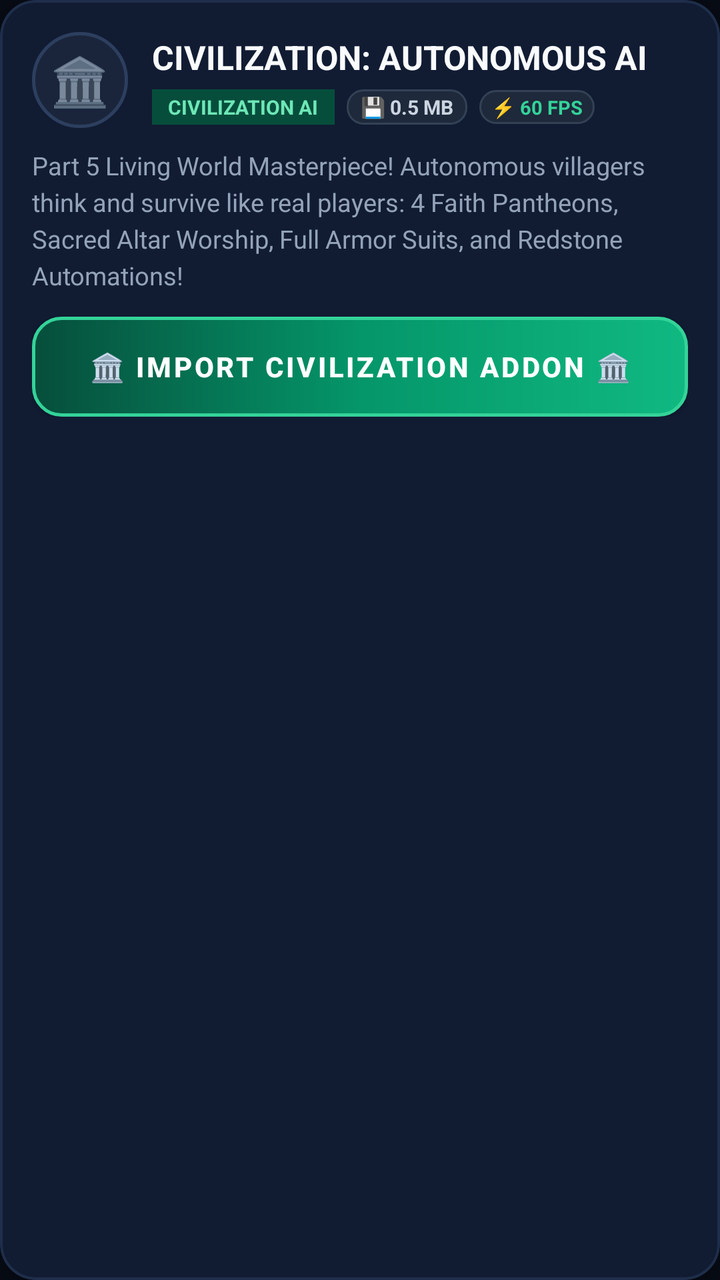
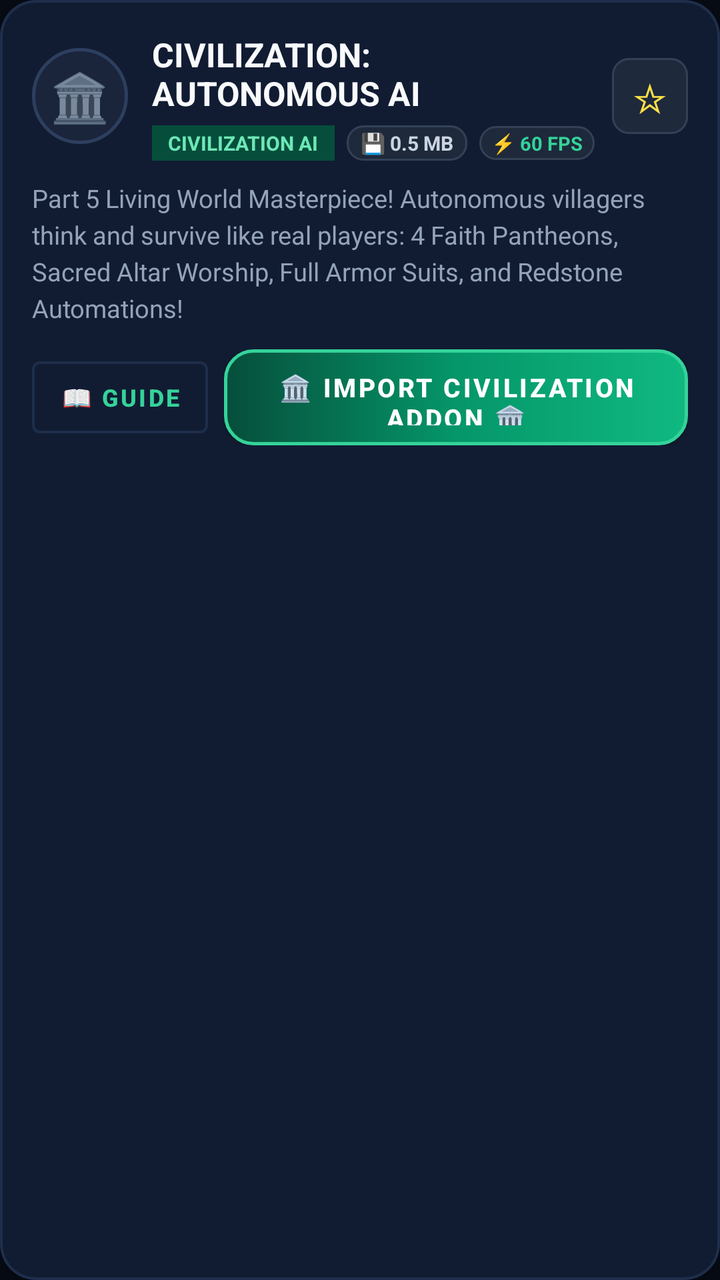

The first picture is an Android layout as it rendered before a commit; the second is the same layout after the commit. The layout source and the unified diff follow.
<!-- AndroidManifest.xml: application theme Theme.MinecraftBedrockMod -->
<!-- res/layout/item_mod_card.xml -->
<?xml version="1.0" encoding="utf-8"?>
<com.google.android.material.card.MaterialCardView xmlns:android="http://schemas.android.com/apk/res/android"
    xmlns:app="http://schemas.android.com/apk/res-auto"
    android:layout_width="match_parent"
    android:layout_height="wrap_content"
    android:layout_marginStart="14dp"
    android:layout_marginEnd="14dp"
    android:layout_marginBottom="12dp"
    app:cardBackgroundColor="@color/card_dark"
    app:cardCornerRadius="18dp"
    app:cardElevation="5dp"
    app:strokeColor="@color/card_stroke"
    app:strokeWidth="1.2dp">

    <LinearLayout
        android:layout_width="match_parent"
        android:layout_height="wrap_content"
        android:orientation="vertical"
        android:padding="16dp">

        
        <LinearLayout
            android:layout_width="match_parent"
            android:layout_height="wrap_content"
            android:gravity="center_vertical"
            android:orientation="horizontal">

            
            <FrameLayout
                android:layout_width="48dp"
                android:layout_height="48dp"
                android:background="@drawable/icon_circle_background">

                <TextView
                    android:id="@+id/tvModEmoji"
                    android:layout_width="wrap_content"
                    android:layout_height="wrap_content"
                    android:layout_gravity="center"
                    android:text="🏛️"
                    android:textSize="24sp" />
            </FrameLayout>

            
            <LinearLayout
                android:layout_width="0dp"
                android:layout_height="wrap_content"
                android:layout_marginStart="12dp"
                android:layout_weight="1"
                android:orientation="vertical">

                <TextView
                    android:id="@+id/tvModTitle"
                    android:layout_width="wrap_content"
                    android:layout_height="wrap_content"
                    android:text="CIVILIZATION: AUTONOMOUS AI"
                    android:textColor="@color/text_white"
                    android:textSize="16.5sp"
                    android:textStyle="bold" />

                
                <LinearLayout
                    android:layout_width="wrap_content"
                    android:layout_height="wrap_content"
                    android:layout_marginTop="5dp"
                    android:gravity="center_vertical"
                    android:orientation="horizontal">

                    
                    <TextView
                        android:id="@+id/tvModBadge"
                        android:layout_width="wrap_content"
                        android:layout_height="wrap_content"
                        android:background="#064E3B"
                        android:paddingStart="8dp"
                        android:paddingTop="2dp"
                        android:paddingEnd="8dp"
                        android:paddingBottom="2dp"
                        android:text="CIVILIZATION AI"
                        android:textColor="#6EE7B7"
                        android:textSize="10sp"
                        android:textStyle="bold" />

                    
                    <TextView
                        android:id="@+id/tvModSize"
                        android:layout_width="wrap_content"
                        android:layout_height="wrap_content"
                        android:layout_marginStart="6dp"
                        android:background="@drawable/badge_size_background"
                        android:paddingStart="7dp"
                        android:paddingTop="2dp"
                        android:paddingEnd="7dp"
                        android:paddingBottom="2dp"
                        android:text="💾 0.5 MB"
                        android:textColor="#CBD5E1"
                        android:textSize="10sp"
                        android:textStyle="bold" />

                    
                    <TextView
                        android:layout_width="wrap_content"
                        android:layout_height="wrap_content"
                        android:layout_marginStart="6dp"
                        android:background="@drawable/badge_size_background"
                        android:paddingStart="6dp"
                        android:paddingTop="2dp"
                        android:paddingEnd="6dp"
                        android:paddingBottom="2dp"
                        android:text="⚡ 60 FPS"
                        android:textColor="@color/omnitrix_glow"
                        android:textSize="9.5sp"
                        android:textStyle="bold" />
                </LinearLayout>

            </LinearLayout>

        </LinearLayout>

        
        <TextView
            android:id="@+id/tvModDesc"
            android:layout_width="match_parent"
            android:layout_height="wrap_content"
            android:layout_marginTop="10dp"
            android:lineSpacingExtra="3.5dp"
            android:text="Part 5 Living World Masterpiece! Autonomous villagers think and survive like real players: 4 Faith Pantheons, Sacred Altar Worship, Full Armor Suits, and Redstone Automations!"
            android:textColor="@color/text_gray"
            android:textSize="12.5sp" />

        
        <com.google.android.material.progressindicator.LinearProgressIndicator
            android:id="@+id/cardProgress"
            android:layout_width="match_parent"
            android:layout_height="4dp"
            android:layout_marginTop="10dp"
            android:indeterminate="true"
            android:visibility="gone"
            app:indicatorColor="@color/omnitrix_green"
            app:trackColor="@color/surface_dark" />

        
        <Button
            android:id="@+id/btnImportMod"
            android:layout_width="match_parent"
            android:layout_height="50dp"
            android:layout_marginTop="12dp"
            android:background="@drawable/btn_civilization_emerald"
            android:elevation="4dp"
            android:text="🏛️ IMPORT CIVILIZATION ADDON 🏛️"
            android:textColor="#FFFFFF"
            android:textSize="14sp"
            android:textStyle="bold"
            app:backgroundTint="@null" />

    </LinearLayout>

</com.google.android.material.card.MaterialCardView>
<!-- resources referenced by this layout -->
<resources>
  <color name="card_dark">#111C33</color>
  <color name="card_stroke">#1E2E4A</color>
  <color name="omnitrix_glow">#34D399</color>
  <color name="omnitrix_green">#10B981</color>
  <color name="surface_dark">#0D1527</color>
  <color name="text_gray">#94A3B8</color>
  <color name="text_white">#F8FAFC</color>
  <!-- drawable badge_size_background (drawable) -->
  <?xml version="1.0" encoding="utf-8"?>
  <shape xmlns:android="http://schemas.android.com/apk/res/android"
      android:shape="rectangle">
      <solid android:color="#1E293B" />
      <corners android:radius="8dp" />
      <stroke
          android:width="1dp"
          android:color="#334155" />
  </shape>
  <!-- drawable btn_civilization_emerald (drawable) -->
  <?xml version="1.0" encoding="utf-8"?>
  <ripple xmlns:android="http://schemas.android.com/apk/res/android"
      android:color="#A7F3D0">
      <item>
          <shape android:shape="rectangle">
              <gradient
                  android:angle="0"
                  android:startColor="#064E3B"
                  android:centerColor="#059669"
                  android:endColor="#10B981" />
              <corners android:radius="14dp" />
              <stroke
                  android:width="1.5dp"
                  android:color="#34D399" />
          </shape>
      </item>
  </ripple>
  <!-- drawable icon_circle_background (drawable) -->
  <?xml version="1.0" encoding="utf-8"?>
  <shape xmlns:android="http://schemas.android.com/apk/res/android"
      android:shape="oval">
      <solid android:color="#1A253C" />
      <stroke
          android:width="1.5dp"
          android:color="#2D3F5E" />
  </shape>
  <style name="Theme.MinecraftBedrockMod" parent="Theme.MaterialComponents.DayNight.NoActionBar">
          <item name="colorPrimary">@color/omnitrix_green</item>
          <item name="colorPrimaryVariant">@color/omnitrix_green_dark</item>
          <item name="colorOnPrimary">@color/bg_dark</item>
          <item name="colorSecondary">@color/accent_cyan</item>
          <item name="android:statusBarColor">@color/bg_dark</item>
          <item name="android:navigationBarColor">@color/bg_dark</item>
          <item name="android:windowBackground">@color/bg_dark</item>
      </style>
  <color name="omnitrix_green_dark">#059669</color>
  <color name="bg_dark">#070B14</color>
  <color name="accent_cyan">#06B6D4</color>
</resources>

<!-- the commit's change to res/layout/item_mod_card.xml (unified diff, before → after) -->
@@ -114,6 +114,18 @@
 
             </LinearLayout>
 
+            
+            <TextView
+                android:id="@+id/btnFavorite"
+                android:layout_width="38dp"
+                android:layout_height="38dp"
+                android:layout_marginStart="8dp"
+                android:background="@drawable/badge_size_background"
+                android:gravity="center"
+                android:text="☆"
+                android:textColor="#FDE047"
+                android:textSize="20sp" />
+
         </LinearLayout>
 
         
@@ -139,18 +151,41 @@
             app:trackColor="@color/surface_dark" />
 
         
-        <Button
-            android:id="@+id/btnImportMod"
+        <LinearLayout
             android:layout_width="match_parent"
-            android:layout_height="50dp"
+            android:layout_height="wrap_content"
             android:layout_marginTop="12dp"
-            android:background="@drawable/btn_civilization_emerald"
-            android:elevation="4dp"
-            android:text="🏛️ IMPORT CIVILIZATION ADDON 🏛️"
-            android:textColor="#FFFFFF"
-            android:textSize="14sp"
-            android:textStyle="bold"
-            app:backgroundTint="@null" />
+            android:gravity="center_vertical"
+            android:orientation="horizontal">
+
+            <Button
+                android:id="@+id/btnModDetails"
+                style="@style/Widget.MaterialComponents.Button.OutlinedButton"
+                android:layout_width="wrap_content"
+                android:layout_height="48dp"
+                android:layout_marginEnd="8dp"
+                android:paddingStart="12dp"
+                android:paddingEnd="12dp"
+                android:text="📖 Guide"
+                android:textColor="@color/omnitrix_glow"
+                android:textSize="12sp"
+                android:textStyle="bold"
+                app:strokeColor="@color/card_stroke"
+                app:strokeWidth="1.2dp" />
+
+            <Button
+                android:id="@+id/btnImportMod"
+                android:layout_width="0dp"
+                android:layout_height="48dp"
+                android:layout_weight="1"
+                android:background="@drawable/btn_civilization_emerald"
+                android:elevation="4dp"
+                android:text="🏛️ IMPORT CIVILIZATION ADDON 🏛️"
+                android:textColor="#FFFFFF"
+                android:textSize="13sp"
+                android:textStyle="bold"
+                app:backgroundTint="@null" />
+        </LinearLayout>
 
     </LinearLayout>
 
